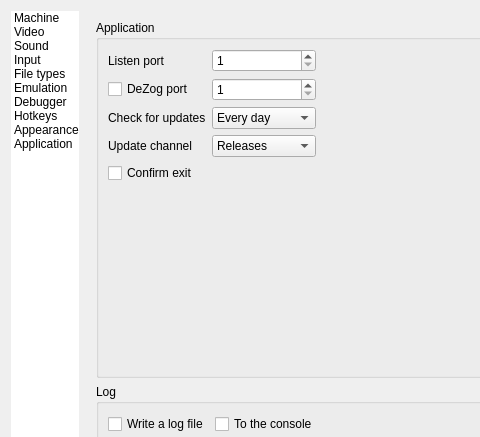
This is ui/setupwin.ui in Volutar/xpeccy-plus as Qt 5 draws it before an edit; both pictures show x 0 to 480 and y 0 to 437 of the 716 by 909 pixel window. The edited form follows.
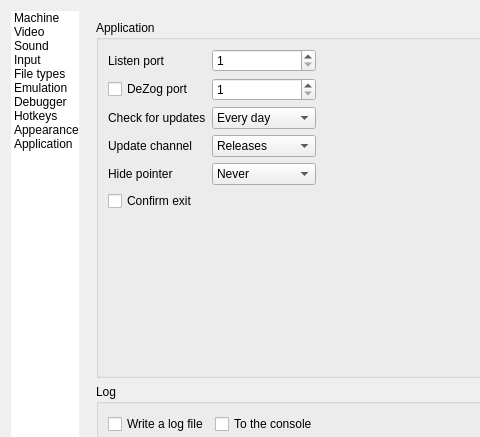
This is the edited form. The open tabs and pages were chosen to show the change. Icons and pictures are not drawn. Custom widgets are drawn as their Qt base class.

Commit message: pointer: hides itself over the picture after 2 s still, in fullscreen by default (Options > Application > Hide pointer: Never, In fullscreen, Always); a move, a menu or a dialog brings it back, a grab keeps its own

Patch:
```diff
--- a/ui/setupwin.ui
+++ b/ui/setupwin.ui
@@ -4221,7 +4221,43 @@
                     </item>
                    </widget>
                   </item>
-                  <item row="5" column="0" colspan="2">
+                  <item row="5" column="0">
+                   <widget class="QLabel" name="labPtrHide">
+                    <property name="toolTip">
+                     <string>Hides the mouse pointer once it stays
+still over the picture for 2 seconds;
+a move brings it back</string>
+                    </property>
+                    <property name="text">
+                     <string>Hide pointer</string>
+                    </property>
+                   </widget>
+                  </item>
+                  <item row="5" column="1">
+                   <widget class="QComboBox" name="cbPtrHide">
+                    <property name="toolTip">
+                     <string>Hides the mouse pointer once it stays
+still over the picture for 2 seconds;
+a move brings it back</string>
+                    </property>
+                    <item>
+                     <property name="text">
+                      <string>Never</string>
+                     </property>
+                    </item>
+                    <item>
+                     <property name="text">
+                      <string>In fullscreen</string>
+                     </property>
+                    </item>
+                    <item>
+                     <property name="text">
+                      <string>Always</string>
+                     </property>
+                    </item>
+                   </widget>
+                  </item>
+                  <item row="6" column="0" colspan="2">
                    <widget class="QCheckBox" name="cbConfexit">
                     <property name="toolTip">
                      <string>Ask before closing the emulator</string>
@@ -4262,7 +4298,7 @@
                     </property>
                    </widget>
                   </item>
-                  <item row="6" column="0" colspan="2">
+                  <item row="7" column="0" colspan="2">
                    <spacer name="verticalSpacer_appgrid">
                     <property name="orientation">
                      <enum>Qt::Vertical</enum>
```
The commit also changes 7 other files.
